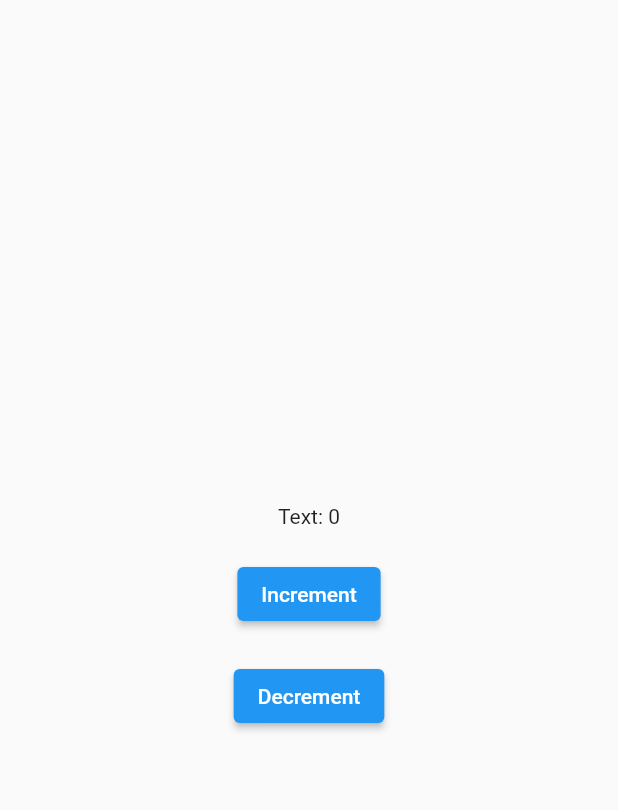
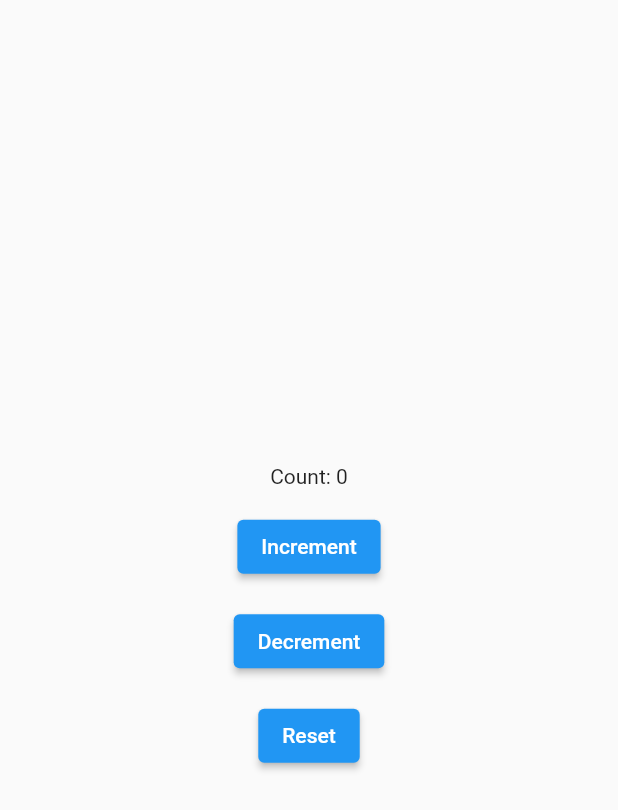
Before and after one commit to wasimiqbal1/Flutter, a Flutter app: the screen it shows after launch, on a phone screen of 412 x 824 dp. Shown: the top 810 px of the screen. Run offline on Flutter 3.47's test engine with Material 2 defaults, Android fonts, the light colour scheme and no system bars.

Commit message:
Counter app

```diff
--- a/firstapp_wasim/lib/home.dart
+++ b/firstapp_wasim/lib/home.dart
@@ -20,6 +20,12 @@ two (){
   });
 }
 
+zero (){
+  setState(() {
+    text = 0 ;
+  });
+}
+
   @override
   Widget build(BuildContext context) {
     return Scaffold(
@@ -27,11 +33,13 @@ two (){
         child: Column(
           mainAxisAlignment: MainAxisAlignment.center,
           children: [
-            Text("Text: $text"),
-            SizedBox(height: 20,),
+            Text("Count: $text"),
+            SizedBox(height: 15,),
             ElevatedButton(onPressed: one, child: Text("Increment")),
-            SizedBox(height: 20,),
+            SizedBox(height: 15,),
             ElevatedButton(onPressed: two, child: Text("Decrement")),
+            SizedBox(height: 15,),
+            ElevatedButton(onPressed: zero, child: Text("Reset")),
 
           ],
 
```
